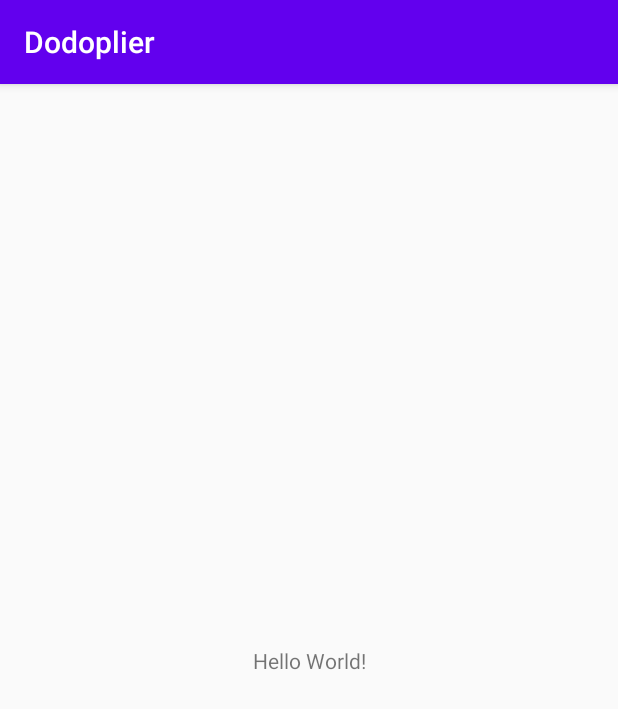
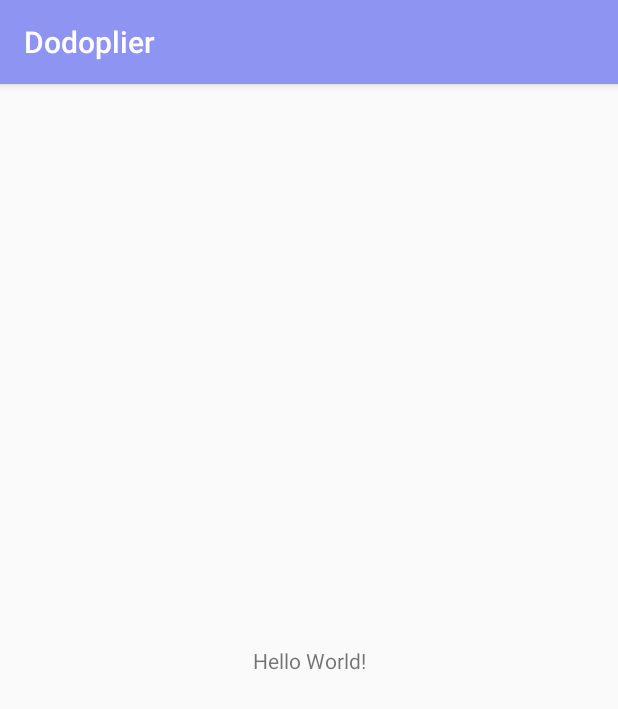
Before and after one commit to mulanz/dodoplier, an Android app: the screen it shows after launch (MainActivity), on a phone screen of 412 x 824 dp. Shown: the top 709 px of the screen. Run offline under Robolectric (Android 15) with nearby library versions, the phone set to English and light mode, and no system bars.

Commit message:
made activities and put colors

```diff
--- a/Dodoplier/app/src/main/AndroidManifest.xml
+++ b/Dodoplier/app/src/main/AndroidManifest.xml
@@ -9,6 +9,9 @@
         android:roundIcon="@mipmap/ic_launcher_round"
         android:supportsRtl="true"
         android:theme="@style/AppTheme">
+        <activity android:name=".profile"></activity>
+        <activity android:name=".organization_info" />
+        <activity android:name=".explore_organizations" />
         <activity android:name=".MainActivity">
             <intent-filter>
                 <action android:name="android.intent.action.MAIN" />
--- a/Dodoplier/app/src/main/res/values/colors.xml
+++ b/Dodoplier/app/src/main/res/values/colors.xml
@@ -1,6 +1,8 @@
 <?xml version="1.0" encoding="utf-8"?>
 <resources>
-    <color name="colorPrimary">#6200EE</color>
-    <color name="colorPrimaryDark">#3700B3</color>
-    <color name="colorAccent">#03DAC5</color>
+    <color name="colorPrimary">#8E94F2</color>
+    <color name="colorPrimaryDark">#5438DC</color>
+    <color name="colorAccent">#8EF9F3</color>
+    <color name="black">#000000</color>
+    <color name="white">#FFFFFF</color>
 </resources>
```
Also changed, not shown: Dodoplier/app/src/main/java/com/example/dodoplier/explore_organizations.java (added, +14 -0 lines), Dodoplier/app/src/main/java/com/example/dodoplier/organization_info.java (added, +14 -0 lines), Dodoplier/app/src/main/java/com/example/dodoplier/profile.java (added, +14 -0 lines), Dodoplier/app/src/main/res/layout/activity_explore_organizations.xml (added, +9 -0 lines), Dodoplier/app/src/main/res/layout/activity_organization_info.xml (added, +9 -0 lines), Dodoplier/app/src/main/res/layout/activity_profile.xml (added, +9 -0 lines).
